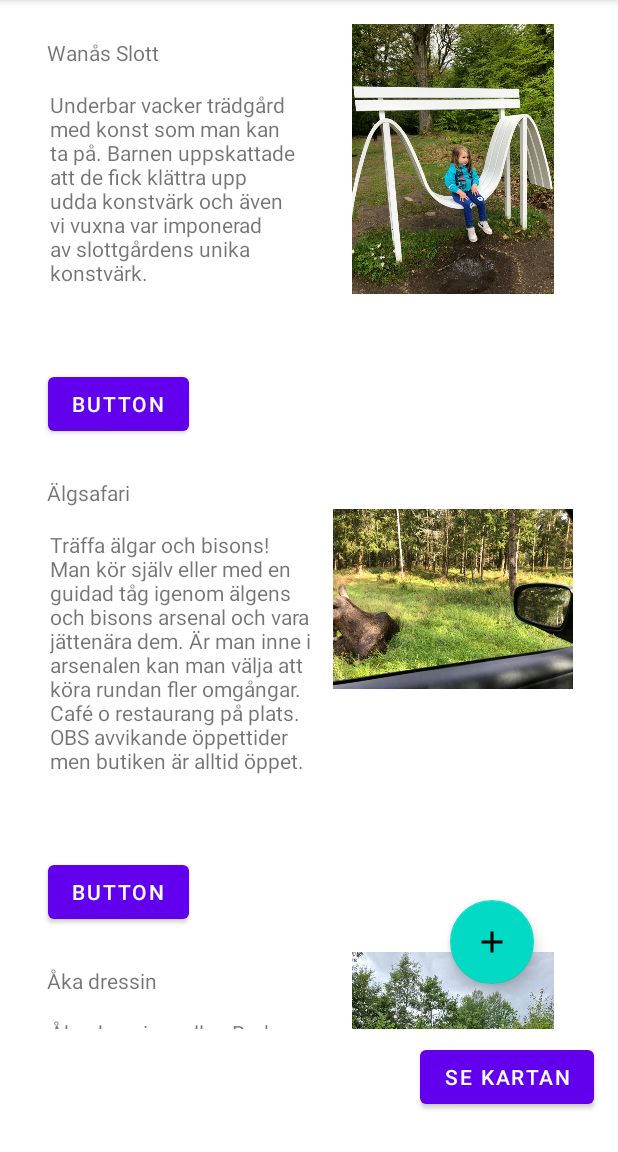
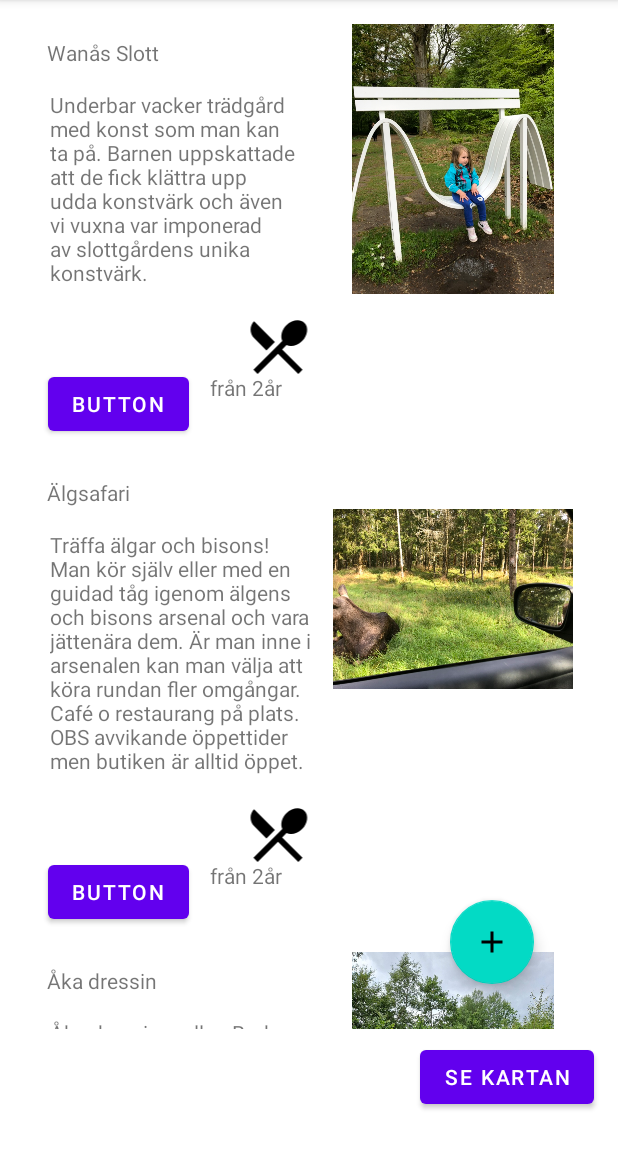
Before and after one commit to JuliaGloggPete/UtflyktstippsMedBarn, an Android app: the DestinationsViewActivity screen opened directly, with no data from a screen before it, on a phone screen of 412 x 824 dp, the part 84-1236 px from its top. Run offline under Robolectric (Android 15) with nearby library versions, the phone set to English and light mode, and no system bars; our stand-ins replace Firebase (no records; nobody signed in at launch, a user with empty details on screens opened directly); Roboto replaces fonts that are not available here.

Commit message:
Add destination in place

```diff
--- a/app/src/main/java/com/example/norraskanefamiljeutflyktsapp/DestinatinRecyclerAdapter.kt
+++ b/app/src/main/java/com/example/norraskanefamiljeutflyktsapp/DestinatinRecyclerAdapter.kt
@@ -27,6 +27,12 @@ class DestinatinRecyclerAdapter (val context: Context,
         holder.titleTextView.text = destination.title
         holder.descriptionTextView.text = destination.description
         holder.destinationImage.setImageResource(destination.destinationImage)
+        holder.ageRecomendatin.text =destination.ageFrom
+        if (destination.restaurant == true){
+            holder.restaurantImage.setImageResource(R.drawable.ic_baseline_restaurant_menu_24)
+        }
+
+
     }
 
     override fun getItemCount()= destinations.size
@@ -36,7 +42,10 @@ class DestinatinRecyclerAdapter (val context: Context,
         val titleTextView = destinationView.findViewById<TextView>(R.id.tv_titleRecyclerview)
         val descriptionTextView = destinationView.findViewById<TextView>(R.id.tv_ShortTextdescr)
         val destinationImage = destinationView.findViewById<ImageView>(R.id.imageView)
+        val restaurantImage = destinationView.findViewById<ImageView>(R.id.iv_restaurant)
+        val ageRecomendatin = destinationView.findViewById<TextView>(R.id.txtv_rclv_agerec)
         val moreButton = destinationView.findViewById<Button>(R.id.button)
+
 
 
     }
--- a/app/src/main/java/com/example/norraskanefamiljeutflyktsapp/DestinationsViewActivity.kt
+++ b/app/src/main/java/com/example/norraskanefamiljeutflyktsapp/DestinationsViewActivity.kt
@@ -1,9 +1,11 @@
 package com.example.norraskanefamiljeutflyktsapp
 
+import android.content.Intent
 import androidx.appcompat.app.AppCompatActivity
 import android.os.Bundle
 import androidx.recyclerview.widget.LinearLayoutManager
 import androidx.recyclerview.widget.RecyclerView
+import com.google.android.material.floatingactionbutton.FloatingActionButton
 
 class DestinationsViewActivity : AppCompatActivity() {
 
@@ -17,8 +19,21 @@ class DestinationsViewActivity : AppCompatActivity() {
 
         recyclerView.layoutManager = LinearLayoutManager(this)
         recyclerView.adapter = DestinatinRecyclerAdapter(this, DataManager.destinations )
+        val addDestinationButton = findViewById<FloatingActionButton>(R.id.floatingActionButton2)
+        addDestinationButton.setOnClickListener{
+            val intent = Intent (this, TestScrollDownAdd::class.java)
+            startActivity(intent)
+
+        }
 
 
 
     }
+
+    override fun onResume() {
+        super.onResume()
+        recyclerView.adapter?.notifyDataSetChanged()
+
+    }
+
 }
--- a/app/src/main/java/com/example/norraskanefamiljeutflyktsapp/SpinnerActivity.kt
+++ b/app/src/main/java/com/example/norraskanefamiljeutflyktsapp/SpinnerActivity.kt
@@ -11,7 +11,7 @@ class SpinnerActivity : Activity(), AdapterView.OnItemSelectedListener {
 
     override fun onItemSelected(parent: AdapterView<*>, view: View?, pos: Int, id: Long) {
         // An item was selected. You can retrieve the selected item using
-        // parent.getItemAtPosition(pos)
+         parent.getItemAtPosition(pos)
     }
 
     override fun onNothingSelected(parent: AdapterView<*>) {
--- a/app/src/main/res/layout/list_item_destination.xml
+++ b/app/src/main/res/layout/list_item_destination.xml
@@ -44,4 +44,24 @@
         app:layout_constraintEnd_toEndOf="parent"
         app:layout_constraintTop_toTopOf="parent"
         tools:srcCompat="@tools:sample/avatars" />
+
+    <TextView
+        android:id="@+id/txtv_rclv_agerec"
+        android:layout_width="wrap_content"
+        android:layout_height="wrap_content"
+        android:layout_marginStart="14dp"
+        android:layout_marginBottom="25dp"
+        android:text="TextView"
+        app:layout_constraintBottom_toBottomOf="parent"
+        app:layout_constraintStart_toEndOf="@+id/button" />
+
+    <ImageView
+        android:id="@+id/iv_restaurant"
+        android:layout_width="57dp"
+        android:layout_height="47dp"
+        android:layout_marginTop="16dp"
+        android:layout_marginEnd="8dp"
+        app:layout_constraintEnd_toStartOf="@+id/imageView"
+        app:layout_constraintTop_toBottomOf="@+id/tv_ShortTextdescr"
+        tools:srcCompat="@tools:sample/avatars" />
 </androidx.constraintlayout.widget.ConstraintLayout>
```
Also changed, not shown: app/src/main/java/com/example/norraskanefamiljeutflyktsapp/TestScrollDownAdd.kt (+103 -17 lines), app/src/main/res/layout/activity_test_scroll_down_add.xml (+22 -2 lines), app/src/main/res/drawable-v24/example_picture.jpeg (added).
